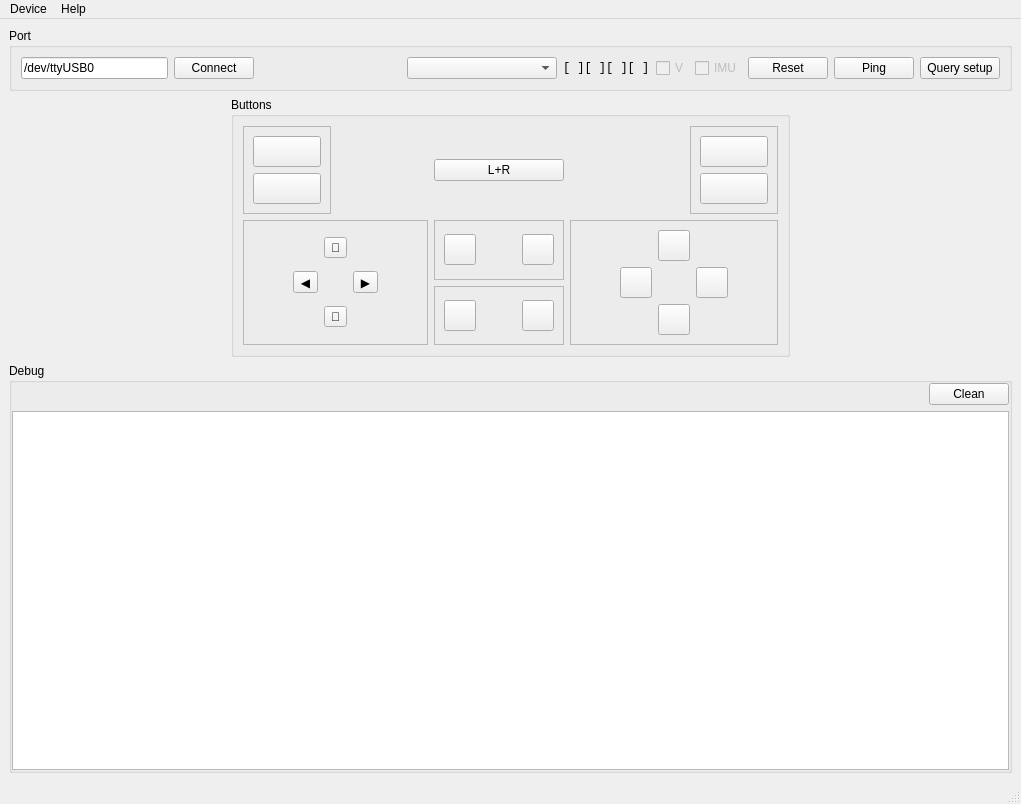
Wohlstand/NXUSB-UART-Client, file src/nxusb_main.ui: the form before one commit.
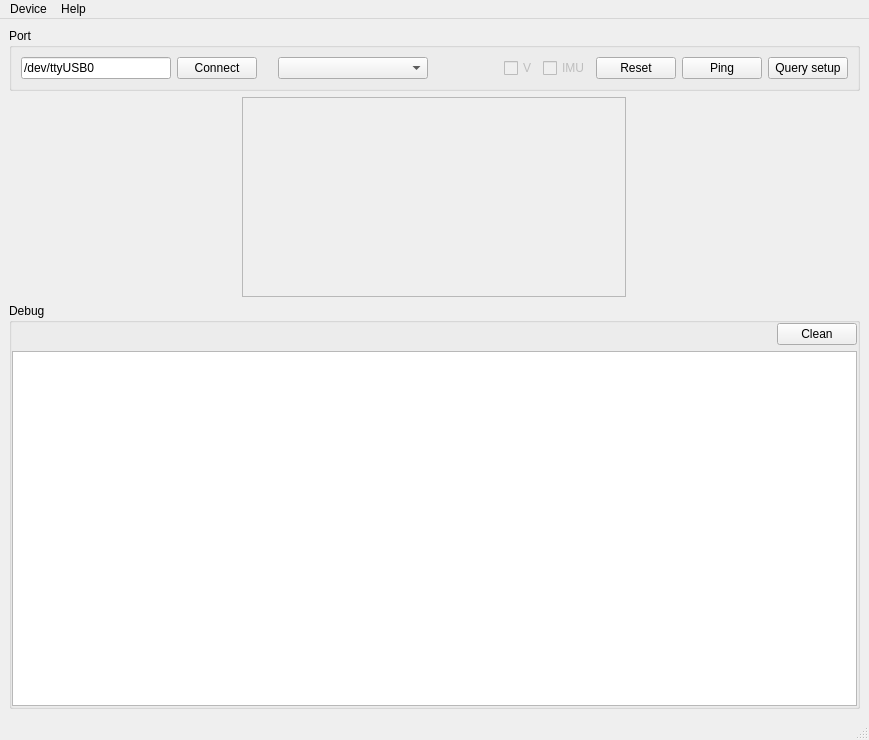
The form after the commit. Icons and pictures are not drawn. Custom widgets are drawn as their Qt base class.

Diff of the .ui file:
```diff
--- a/src/nxusb_main.ui
+++ b/src/nxusb_main.ui
@@ -6,8 +6,8 @@
    <rect>
     <x>0</x>
     <y>0</y>
-    <width>1021</width>
-    <height>804</height>
+    <width>869</width>
+    <height>740</height>
    </rect>
   </property>
   <property name="windowTitle">
@@ -18,7 +18,102 @@
     <normaloff>:/icon/icon48.png</normaloff>:/icon/icon48.png</iconset>
   </property>
   <widget class="QWidget" name="centralwidget">
-   <layout class="QGridLayout" name="gridLayout_5" rowstretch="0,0,0,10000">
+   <layout class="QGridLayout" name="gridLayout_5" rowstretch="0,0,0,0" columnstretch="0,0,0">
+    <item row="1" column="0">
+     <spacer name="horizontalSpacer_11">
+      <property name="orientation">
+       <enum>Qt::Horizontal</enum>
+      </property>
+      <property name="sizeHint" stdset="0">
+       <size>
+        <width>89</width>
+        <height>20</height>
+       </size>
+      </property>
+     </spacer>
+    </item>
+    <item row="1" column="1">
+     <widget class="QFrame" name="frame_7">
+      <property name="minimumSize">
+       <size>
+        <width>300</width>
+        <height>200</height>
+       </size>
+      </property>
+      <property name="frameShape">
+       <enum>QFrame::StyledPanel</enum>
+      </property>
+      <property name="frameShadow">
+       <enum>QFrame::Sunken</enum>
+      </property>
+      <layout class="QGridLayout" name="gridLayout_6">
+       <property name="leftMargin">
+        <number>1</number>
+       </property>
+       <property name="topMargin">
+        <number>1</number>
+       </property>
+       <property name="rightMargin">
+        <number>1</number>
+       </property>
+       <property name="bottomMargin">
+        <number>1</number>
+       </property>
+       <property name="spacing">
+        <number>1</number>
+       </property>
+       <item row="0" column="1">
+        <widget class="GamepadWidget" name="gamepad" native="true">
+         <property name="minimumSize">
+          <size>
+           <width>300</width>
+           <height>0</height>
+          </size>
+         </property>
+        </widget>
+       </item>
+       <item row="0" column="0">
+        <spacer name="horizontalSpacer_13">
+         <property name="orientation">
+          <enum>Qt::Horizontal</enum>
+         </property>
+         <property name="sizeHint" stdset="0">
+          <size>
+           <width>40</width>
+           <height>20</height>
+          </size>
+         </property>
+        </spacer>
+       </item>
+       <item row="0" column="2">
+        <spacer name="horizontalSpacer_14">
+         <property name="orientation">
+          <enum>Qt::Horizontal</enum>
+         </property>
+         <property name="sizeHint" stdset="0">
+          <size>
+           <width>40</width>
+           <height>20</height>
+          </size>
+         </property>
+        </spacer>
+       </item>
+      </layout>
+     </widget>
+    </item>
+    <item row="1" column="2">
+     <spacer name="horizontalSpacer_12">
+      <property name="orientation">
+       <enum>Qt::Horizontal</enum>
+      </property>
+      <property name="sizeHint" stdset="0">
+       <size>
+        <width>89</width>
+        <height>20</height>
+       </size>
+      </property>
+     </spacer>
+    </item>
     <item row="0" column="0" colspan="3">
      <widget class="QGroupBox" name="groupBox_3">
       <property name="title">
@@ -27,6 +122,12 @@
       <layout class="QHBoxLayout" name="horizontalLayout" stretch="0,0,0,0,0,0,0,0,0,0">
        <item>
         <widget class="QLineEdit" name="serialPort">
+         <property name="minimumSize">
+          <size>
+           <width>150</width>
+           <height>0</height>
+          </size>
+         </property>
          <property name="text">
           <string>/dev/ttyUSB0</string>
          </property>
@@ -66,14 +167,18 @@
         </widget>
        </item>
        <item>
-        <widget class="QLabel" name="playerId">
-         <property name="font">
-          <font>
-           <family>Monospace</family>
-          </font>
+        <widget class="NXLedsWidget" name="ledIndicator" native="true">
+         <property name="sizePolicy">
+          <sizepolicy hsizetype="Fixed" vsizetype="Fixed">
+           <horstretch>0</horstretch>
+           <verstretch>0</verstretch>
+          </sizepolicy>
          </property>
-         <property name="text">
-          <string notr="true">[ ][ ][ ][ ]</string>
+         <property name="minimumSize">
+          <size>
+           <width>64</width>
+           <height>16</height>
+          </size>
          </property>
         </widget>
        </item>
@@ -121,460 +226,7 @@
       </layout>
      </widget>
     </item>
-    <item row="1" column="0">
-     <spacer name="horizontalSpacer_11">
-      <property name="orientation">
-       <enum>Qt::Horizontal</enum>
-      </property>
-      <property name="sizeHint" stdset="0">
-       <size>
-        <width>89</width>
-        <height>20</height>
-       </size>
-      </property>
-     </spacer>
-    </item>
-    <item row="1" column="1" rowspan="2">
-     <widget class="QGroupBox" name="groupBox">
-      <property name="title">
-       <string>Buttons</string>
-      </property>
-      <layout class="QGridLayout" name="gridLayout_2">
-       <item row="0" column="4">
-        <widget class="QFrame" name="frame_2">
-         <property name="frameShape">
-          <enum>QFrame::StyledPanel</enum>
-         </property>
-         <property name="frameShadow">
-          <enum>QFrame::Raised</enum>
-         </property>
-         <layout class="QVBoxLayout" name="verticalLayout">
-          <item>
-           <widget class="QToolButton" name="buttonR">
-            <property name="icon">
-             <iconset resource="../res/nxusb.qrc">
-              <normaloff>:/buttons/sh-r.png</normaloff>:/buttons/sh-r.png</iconset>
-            </property>
-            <property name="iconSize">
-             <size>
-              <width>60</width>
-              <height>24</height>
-             </size>
-            </property>
-           </widget>
-          </item>
-          <item>
-           <widget class="QToolButton" name="buttonZR">
-            <property name="icon">
-             <iconset resource="../res/nxusb.qrc">
-              <normaloff>:/buttons/tr-zr.png</normaloff>:/buttons/tr-zr.png</iconset>
-            </property>
-            <property name="iconSize">
-             <size>
-              <width>60</width>
-              <height>24</height>
-             </size>
-            </property>
-           </widget>
-          </item>
-         </layout>
-        </widget>
-       </item>
-       <item row="0" column="3">
-        <spacer name="horizontalSpacer_5">
-         <property name="orientation">
-          <enum>Qt::Horizontal</enum>
-         </property>
-         <property name="sizeHint" stdset="0">
-          <size>
-           <width>40</width>
-           <height>20</height>
-          </size>
-         </property>
-        </spacer>
-       </item>
-       <item row="0" column="1">
-        <spacer name="horizontalSpacer_4">
-         <property name="orientation">
-          <enum>Qt::Horizontal</enum>
-         </property>
-         <property name="sizeHint" stdset="0">
-          <size>
-           <width>40</width>
-           <height>20</height>
-          </size>
-         </property>
-        </spacer>
-       </item>
-       <item row="1" column="2">
-        <widget class="QFrame" name="frame_5">
-         <property name="frameShape">
-          <enum>QFrame::StyledPanel</enum>
-         </property>
-         <property name="frameShadow">
-          <enum>QFrame::Raised</enum>
-         </property>
-         <layout class="QHBoxLayout" name="horizontalLayout_2" stretch="0,100000,0">
-          <item>
-           <widget class="QToolButton" name="buttonMinus">
-            <property name="icon">
-             <iconset resource="../res/nxusb.qrc">
-              <normaloff>:/buttons/minus.png</normaloff>:/buttons/minus.png</iconset>
-            </property>
-            <property name="iconSize">
-             <size>
-              <width>24</width>
-              <height>24</height>
-             </size>
-            </property>
-           </widget>
-          </item>
-          <item>
-           <spacer name="horizontalSpacer_7">
-            <property name="orientation">
-             <enum>Qt::Horizontal</enum>
-            </property>
-            <property name="sizeHint" stdset="0">
-             <size>
-              <width>40</width>
-              <height>20</height>
-             </size>
-            </property>
-           </spacer>
-          </item>
-          <item>
-           <widget class="QToolButton" name="buttonPlus">
-            <property name="icon">
-             <iconset resource="../res/nxusb.qrc">
-              <normaloff>:/buttons/plus.png</normaloff>:/buttons/plus.png</iconset>
-            </property>
-            <property name="iconSize">
-             <size>
-              <width>24</width>
-              <height>24</height>
-             </size>
-            </property>
-           </widget>
-          </item>
-         </layout>
-        </widget>
-       </item>
-       <item row="2" column="2">
-        <widget class="QFrame" name="frame_6">
-         <property name="frameShape">
-          <enum>QFrame::StyledPanel</enum>
-         </property>
-         <property name="frameShadow">
-          <enum>QFrame::Raised</enum>
-         </property>
-         <layout class="QHBoxLayout" name="horizontalLayout_3">
-          <item>
-           <widget class="QToolButton" name="buttonCapture">
-            <property name="icon">
-             <iconset resource="../res/nxusb.qrc">
-              <normaloff>:/buttons/capture.png</normaloff>:/buttons/capture.png</iconset>
-            </property>
-            <property name="iconSize">
-             <size>
-              <width>24</width>
-              <height>24</height>
-             </size>
-            </property>
-           </widget>
-          </item>
-          <item>
-           <spacer name="horizontalSpacer_6">
-            <property name="orientation">
-             <enum>Qt::Horizontal</enum>
-            </property>
-            <property name="sizeHint" stdset="0">
-             <size>
-              <width>40</width>
-              <height>20</height>
-             </size>
-            </property>
-           </spacer>
-          </item>
-          <item>
-           <widget class="QToolButton" name="buttonHome">
-            <property name="icon">
-             <iconset resource="../res/nxusb.qrc">
-              <normaloff>:/buttons/home.png</normaloff>:/buttons/home.png</iconset>
-            </property>
-            <property name="iconSize">
-             <size>
-              <width>24</width>
-              <height>24</height>
-             </size>
-            </property>
-           </widget>
-          </item>
-         </layout>
-        </widget>
-       </item>
-       <item row="0" column="0">
-        <widget class="QFrame" name="frame_3">
-         <property name="frameShape">
-          <enum>QFrame::StyledPanel</enum>
-         </property>
-         <property name="frameShadow">
-          <enum>QFrame::Raised</enum>
-         </property>
-         <layout class="QVBoxLayout" name="verticalLayout_2">
-          <item>
-           <widget class="QToolButton" name="buttonL">
-            <property name="icon">
-             <iconset resource="../res/nxusb.qrc">
-              <normaloff>:/buttons/sh-l.png</normaloff>:/buttons/sh-l.png</iconset>
-            </property>
-            <property name="iconSize">
-             <size>
-              <width>60</width>
-              <height>24</height>
-             </size>
-            </property>
-           </widget>
-          </item>
-          <item>
-           <widget class="QToolButton" name="buttonZL">
-            <property name="icon">
-             <iconset resource="../res/nxusb.qrc">
-              <normaloff>:/buttons/tr-zl.png</normaloff>:/buttons/tr-zl.png</iconset>
-            </property>
-            <property name="iconSize">
-             <size>
-              <width>60</width>
-              <height>24</height>
-             </size>
-            </property>
-           </widget>
-          </item>
-         </layout>
-        </widget>
-       </item>
-       <item row="0" column="2">
-        <widget class="QPushButton" name="buttonsLpR">
-         <property name="text">
-          <string>L+R</string>
-         </property>
-        </widget>
-       </item>
-       <item row="1" column="0" rowspan="2" colspan="2">
-        <widget class="QFrame" name="frame_4">
-         <property name="sizePolicy">
-          <sizepolicy hsizetype="MinimumExpanding" vsizetype="MinimumExpanding">
-           <horstretch>0</horstretch>
-           <verstretch>0</verstretch>
-          </sizepolicy>
-         </property>
-         <property name="frameShape">
-          <enum>QFrame::StyledPanel</enum>
-         </property>
-         <property name="frameShadow">
-          <enum>QFrame::Raised</enum>
-         </property>
-         <layout class="QGridLayout" name="gridLayout_4">
-          <item row="1" column="0">
-           <spacer name="horizontalSpacer_2">
-            <property name="orientation">
-             <enum>Qt::Horizontal</enum>
-            </property>
-            <property name="sizeHint" stdset="0">
-             <size>
-              <width>40</width>
-              <height>20</height>
-             </size>
-            </property>
-           </spacer>
-          </item>
-          <item row="2" column="2">
-           <widget class="QToolButton" name="buttonDDown">
-            <property name="text">
-             <string>🔽</string>
-            </property>
-            <property name="iconSize">
-             <size>
-              <width>24</width>
-              <height>24</height>
-             </size>
-            </property>
-           </widget>
-          </item>
-          <item row="1" column="1">
-           <widget class="QToolButton" name="buttonDLeft">
-            <property name="text">
-             <string>◀️</string>
-            </property>
-            <property name="iconSize">
-             <size>
-              <width>24</width>
-              <height>24</height>
-             </size>
-            </property>
-           </widget>
-          </item>
-          <item row="1" column="3">
-           <widget class="QToolButton" name="buttonDRight">
-            <property name="text">
-             <string>▶️</string>
-            </property>
-            <property name="iconSize">
-             <size>
-              <width>24</width>
-              <height>24</height>
-             </size>
-            </property>
-           </widget>
-          </item>
-          <item row="0" column="2">
-           <widget class="QToolButton" name="buttonDUp">
-            <property name="text">
-             <string>🔼</string>
-            </property>
-            <property name="iconSize">
-             <size>
-              <width>24</width>
-              <height>24</height>
-             </size>
-            </property>
-           </widget>
-          </item>
-          <item row="1" column="4">
-           <spacer name="horizontalSpacer_8">
-            <property name="orientation">
-             <enum>Qt::Horizontal</enum>
-            </property>
-            <property name="sizeHint" stdset="0">
-             <size>
-              <width>40</width>
-              <height>20</height>
-             </size>
-            </property>
-           </spacer>
-          </item>
-         </layout>
-        </widget>
-       </item>
-       <item row="1" column="3" rowspan="2" colspan="2">
-        <widget class="QFrame" name="frame">
-         <property name="sizePolicy">
-          <sizepolicy hsizetype="MinimumExpanding" vsizetype="MinimumExpanding">
-           <horstretch>0</horstretch>
-           <verstretch>0</verstretch>
-          </sizepolicy>
-         </property>
-         <property name="frameShape">
-          <enum>QFrame::StyledPanel</enum>
-         </property>
-         <property name="frameShadow">
-          <enum>QFrame::Raised</enum>
-         </property>
-         <layout class="QGridLayout" name="gridLayout_3">
-          <property name="sizeConstraint">
-           <enum>QLayout::SetMinimumSize</enum>
-          </property>
-          <item row="1" column="3">
-           <widget class="QToolButton" name="buttonA">
-            <property name="icon">
-             <iconset resource="../res/nxusb.qrc">
-              <normaloff>:/buttons/a.png</normaloff>:/buttons/a.png</iconset>
-            </property>
-            <property name="iconSize">
-             <size>
-              <width>24</width>
-              <height>24</height>
-             </size>
-            </property>
-           </widget>
-          </item>
-          <item row="0" column="2">
-           <widget class="QToolButton" name="buttonX">
-            <property name="icon">
-             <iconset resource="../res/nxusb.qrc">
-              <normaloff>:/buttons/x.png</normaloff>:/buttons/x.png</iconset>
-            </property>
-            <property name="iconSize">
-             <size>
-              <width>24</width>
-              <height>24</height>
-             </size>
-            </property>
-           </widget>
-          </item>
-          <item row="1" column="1">
-           <widget class="QToolButton" name="buttonY">
-            <property name="icon">
-             <iconset resource="../res/nxusb.qrc">
-              <normaloff>:/buttons/y.png</normaloff>:/buttons/y.png</iconset>
-            </property>
-            <property name="iconSize">
-             <size>
-              <width>24</width>
-              <height>24</height>
-             </size>
-            </property>
-           </widget>
-          </item>
-          <item row="1" column="0">
-           <spacer name="horizontalSpacer_9">
-            <property name="orientation">
-             <enum>Qt::Horizontal</enum>
-            </property>
-            <property name="sizeHint" stdset="0">
-             <size>
-              <width>40</width>
-              <height>20</height>
-             </size>
-            </property>
-           </spacer>
-          </item>
-          <item row="2" column="2">
-           <widget class="QToolButton" name="buttonB">
-            <property name="icon">
-             <iconset resource="../res/nxusb.qrc">
-              <normaloff>:/buttons/b.png</normaloff>:/buttons/b.png</iconset>
-            </property>
-            <property name="iconSize">
-             <size>
-              <width>24</width>
-              <height>24</height>
-             </size>
-            </property>
-           </widget>
-          </item>
-          <item row="1" column="4">
-           <spacer name="horizontalSpacer_10">
-            <property name="orientation">
-             <enum>Qt::Horizontal</enum>
-            </property>
-            <property name="sizeHint" stdset="0">
-             <size>
-              <width>40</width>
-              <height>20</height>
-             </size>
-            </property>
-           </spacer>
-          </item>
-         </layout>
-        </widget>
-       </item>
-      </layout>
-     </widget>
-    </item>
-    <item row="2" column="2">
-     <spacer name="horizontalSpacer_12">
-      <property name="orientation">
-       <enum>Qt::Horizontal</enum>
-      </property>
-      <property name="sizeHint" stdset="0">
-       <size>
-        <width>89</width>
-        <height>20</height>
-       </size>
-      </property>
-     </spacer>
-    </item>
-    <item row="3" column="0" colspan="3">
+    <item row="2" column="0" colspan="3">
      <widget class="QGroupBox" name="groupBox_2">
       <property name="title">
        <string>Debug</string>
@@ -629,7 +281,7 @@
     <rect>
      <x>0</x>
      <y>0</y>
-     <width>1021</width>
+     <width>869</width>
      <height>20</height>
     </rect>
    </property>
@@ -660,6 +312,20 @@
    </property>
   </action>
  </widget>
+ <customwidgets>
+  <customwidget>
+   <class>NXLedsWidget</class>
+   <extends>QWidget</extends>
+   <header>nxleds_widget.h</header>
+   <container>1</container>
+  </customwidget>
+  <customwidget>
+   <class>GamepadWidget</class>
+   <extends>QWidget</extends>
+   <header>gamepad_widget.h</header>
+   <container>1</container>
+  </customwidget>
+ </customwidgets>
  <resources>
   <include location="../res/nxusb.qrc"/>
  </resources>
```
